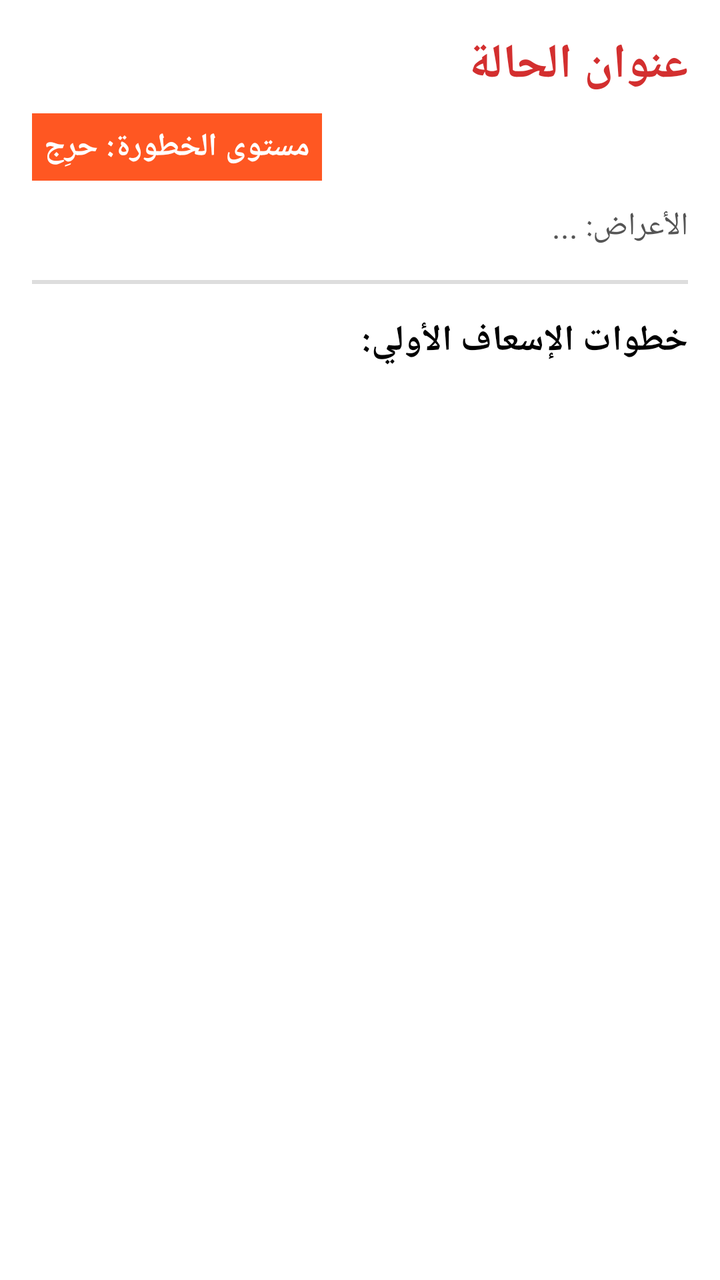
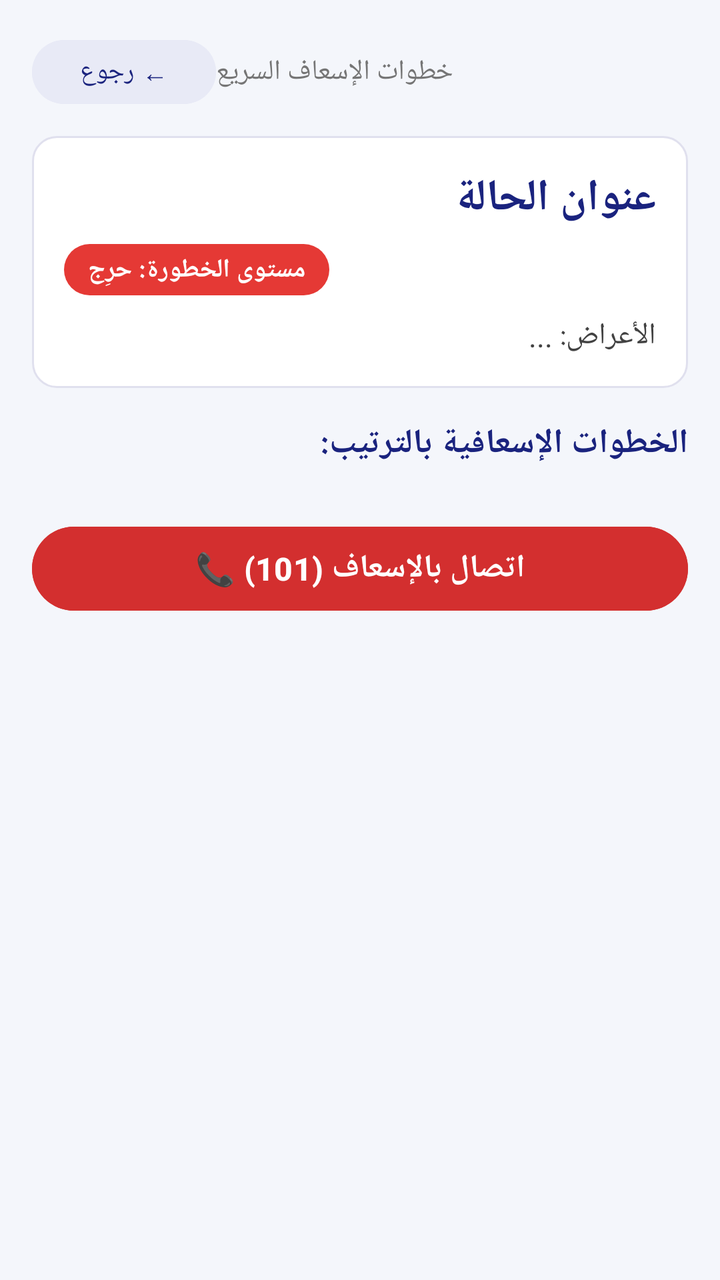

Screens rendered from an Android XML layout before and after an edit, with the pre-edit source and the edit as a unified diff.
<!-- AndroidManifest.xml: application theme Theme.FirstAidHero -->
<!-- res/layout/activity_action_steps.xml -->
<?xml version="1.0" encoding="utf-8"?>
<ScrollView xmlns:android="http://schemas.android.com/apk/res/android"
    android:layout_width="match_parent"
    android:layout_height="match_parent"
    android:padding="16dp"
    android:background="#FFFFFF">

    <LinearLayout
        android:layout_width="match_parent"
        android:layout_height="wrap_content"
        android:orientation="vertical">

        
        <TextView
            android:id="@+id/titleTextView"
            android:layout_width="match_parent"
            android:layout_height="wrap_content"
            android:text="عنوان الحالة"
            android:textSize="24sp"
            android:textStyle="bold"
            android:textColor="#D32F2F"
            android:layout_marginBottom="8dp"/>

        
        <TextView
            android:id="@+id/dangerLevelTextView"
            android:layout_width="wrap_content"
            android:layout_height="wrap_content"
            android:text="مستوى الخطورة: حرِج"
            android:textSize="16sp"
            android:textStyle="bold"
            android:textColor="#FFFFFF"
            android:background="#FF5722"
            android:padding="6dp"
            android:layout_marginBottom="12dp"/>

        
        <TextView
            android:id="@+id/symptomsTextView"
            android:layout_width="match_parent"
            android:layout_height="wrap_content"
            android:text="الأعراض: ..."
            android:textSize="16sp"
            android:textColor="#555555"
            android:layout_marginBottom="16dp"/>

        <View
            android:layout_width="match_parent"
            android:layout_height="2dp"
            android:background="#DDDDDD"
            android:layout_marginBottom="16dp"/>

        
        <TextView
            android:layout_width="match_parent"
            android:layout_height="wrap_content"
            android:text="خطوات الإسعاف الأولي:"
            android:textSize="18sp"
            android:textStyle="bold"
            android:textColor="#000000"
            android:layout_marginBottom="8dp"/>

        
        <ListView
            android:id="@+id/stepsListView"
            android:layout_width="match_parent"
            android:layout_height="300dp" />

    </LinearLayout>
</ScrollView>
<!-- resources referenced by this layout -->
<resources>
  <style name="Theme.FirstAidHero" parent="Base.Theme.FirstAidHero" />
  <style name="Base.Theme.FirstAidHero" parent="Theme.Material3.DayNight.NoActionBar">
          
          
      </style>
</resources>

<!-- the commit's change to res/layout/activity_action_steps.xml (unified diff, before → after) -->
@@ -2,69 +2,113 @@
 <ScrollView xmlns:android="http://schemas.android.com/apk/res/android"
     android:layout_width="match_parent"
     android:layout_height="match_parent"
-    android:padding="16dp"
-    android:background="#FFFFFF">
+    android:fillViewport="true"
+    android:background="#F4F6FB">
 
     <LinearLayout
         android:layout_width="match_parent"
         android:layout_height="wrap_content"
-        android:orientation="vertical">
+        android:orientation="vertical"
+        android:padding="16dp">
 
         
-        <TextView
-            android:id="@+id/titleTextView"
+        <LinearLayout
             android:layout_width="match_parent"
             android:layout_height="wrap_content"
-            android:text="عنوان الحالة"
-            android:textSize="24sp"
-            android:textStyle="bold"
-            android:textColor="#D32F2F"
-            android:layout_marginBottom="8dp"/>
+            android:orientation="horizontal"
+            android:gravity="center_vertical"
+            android:layout_marginBottom="12dp">
+
+            <Button
+                android:id="@+id/backButton"
+                android:layout_width="wrap_content"
+                android:layout_height="40dp"
+                android:text="← رجوع"
+                android:textSize="13sp"
+                android:textColor="#1A237E"
+                android:backgroundTint="#E8EAF6"/>
+
+            <TextView
+                android:layout_width="0dp"
+                android:layout_height="wrap_content"
+                android:layout_weight="1"
+                android:gravity="end"
+                android:text="خطوات الإسعاف السريع"
+                android:textSize="14sp"
+                android:textColor="#757575"/>
+        </LinearLayout>
 
         
-        <TextView
-            android:id="@+id/dangerLevelTextView"
-            android:layout_width="wrap_content"
-            android:layout_height="wrap_content"
-            android:text="مستوى الخطورة: حرِج"
-            android:textSize="16sp"
-            android:textStyle="bold"
-            android:textColor="#FFFFFF"
-            android:background="#FF5722"
-            android:padding="6dp"
-            android:layout_marginBottom="12dp"/>
-
-        
-        <TextView
-            android:id="@+id/symptomsTextView"
+        <LinearLayout
             android:layout_width="match_parent"
             android:layout_height="wrap_content"
-            android:text="الأعراض: ..."
-            android:textSize="16sp"
-            android:textColor="#555555"
-            android:layout_marginBottom="16dp"/>
+            android:orientation="vertical"
+            android:padding="16dp"
+            android:background="@drawable/bg_card_emergency"
+            android:layout_marginBottom="16dp">
 
-        <View
-            android:layout_width="match_parent"
-            android:layout_height="2dp"
-            android:background="#DDDDDD"
-            android:layout_marginBottom="16dp"/>
+            <TextView
+                android:id="@+id/titleTextView"
+                android:layout_width="match_parent"
+                android:layout_height="wrap_content"
+                android:text="عنوان الحالة"
+                android:textSize="22sp"
+                android:textStyle="bold"
+                android:textColor="#1A237E"
+                android:layout_marginBottom="8dp"/>
+
+            <TextView
+                android:id="@+id/dangerLevelTextView"
+                android:layout_width="wrap_content"
+                android:layout_height="wrap_content"
+                android:text="مستوى الخطورة: حرِج"
+                android:textSize="13sp"
+                android:textStyle="bold"
+                android:textColor="#FFFFFF"
+                android:background="@drawable/bg_danger_badge"
+                android:paddingHorizontal="12dp"
+                android:paddingVertical="4dp"
+                android:layout_marginBottom="10dp"/>
+
+            <TextView
+                android:id="@+id/symptomsTextView"
+                android:layout_width="match_parent"
+                android:layout_height="wrap_content"
+                android:text="الأعراض: ..."
+                android:textSize="15sp"
+                android:lineSpacingExtra="3dp"
+                android:textColor="#424242"/>
+        </LinearLayout>
 
         
         <TextView
             android:layout_width="match_parent"
             android:layout_height="wrap_content"
-            android:text="خطوات الإسعاف الأولي:"
-            android:textSize="18sp"
+            android:text="الخطوات الإسعافية بالترتيب:"
+            android:textSize="17sp"
             android:textStyle="bold"
-            android:textColor="#000000"
-            android:layout_marginBottom="8dp"/>
+            android:textColor="#1A237E"
+            android:layout_marginBottom="10dp"/>
 
         
-        <ListView
-            android:id="@+id/stepsListView"
+        <LinearLayout
+            android:id="@+id/stepsContainer"
             android:layout_width="match_parent"
-            android:layout_height="300dp" />
+            android:layout_height="wrap_content"
+            android:orientation="vertical"/>
+
+        
+        <Button
+            android:id="@+id/callEmergencyInStepsButton"
+            android:layout_width="match_parent"
+            android:layout_height="50dp"
+            android:text="اتصال بالإسعاف (101) 📞"
+            android:textSize="16sp"
+            android:textStyle="bold"
+            android:textColor="#FFFFFF"
+            android:backgroundTint="#D32F2F"
+            android:layout_marginTop="16dp"
+            android:layout_marginBottom="16dp"/>
 
     </LinearLayout>
 </ScrollView>
<!-- resource entries referenced after the edit -->
@@ -1,5 +1,22 @@
 <!-- resources referenced by this layout -->
 <resources>
+  <!-- drawable bg_card_emergency (drawable) -->
+  <?xml version="1.0" encoding="utf-8"?>
+  <shape xmlns:android="http://schemas.android.com/apk/res/android"
+      android:shape="rectangle">
+      <solid android:color="#FFFFFF"/>
+      <corners android:radius="12dp"/>
+      <stroke
+          android:width="1dp"
+          android:color="#E0E0EE"/>
+  </shape>
+  <!-- drawable bg_danger_badge (drawable) -->
+  <?xml version="1.0" encoding="utf-8"?>
+  <shape xmlns:android="http://schemas.android.com/apk/res/android"
+      android:shape="rectangle">
+      <solid android:color="#E53935"/>
+      <corners android:radius="20dp"/>
+  </shape>
   <style name="Theme.FirstAidHero" parent="Base.Theme.FirstAidHero" />
   <style name="Base.Theme.FirstAidHero" parent="Theme.Material3.DayNight.NoActionBar">
           
